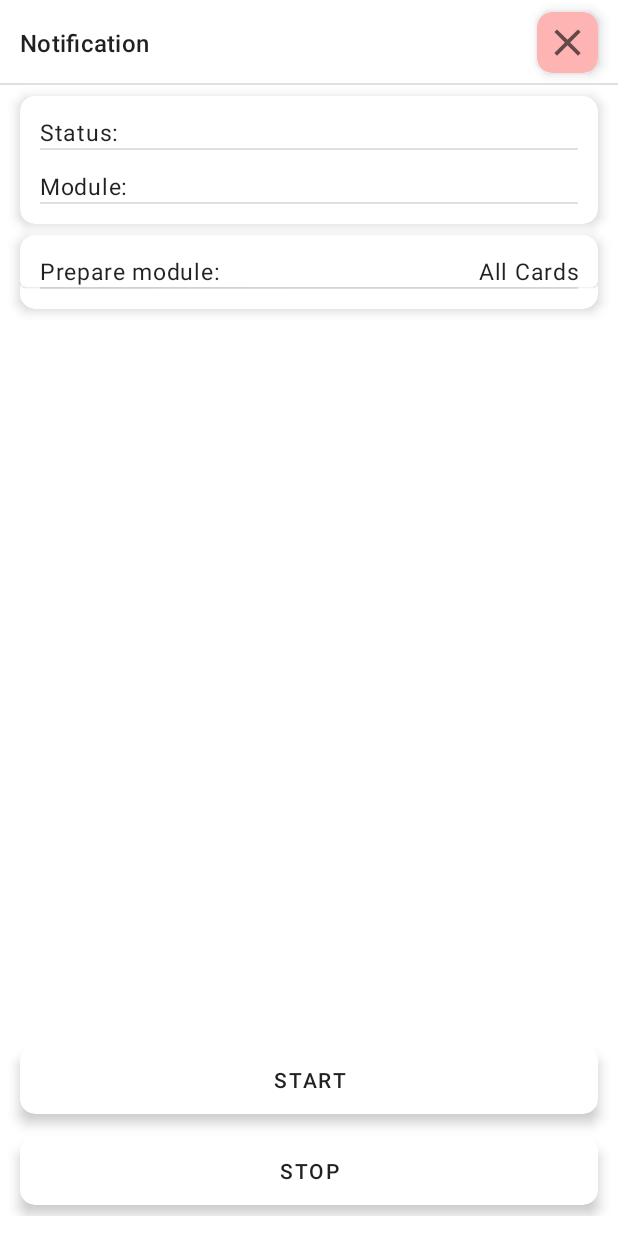
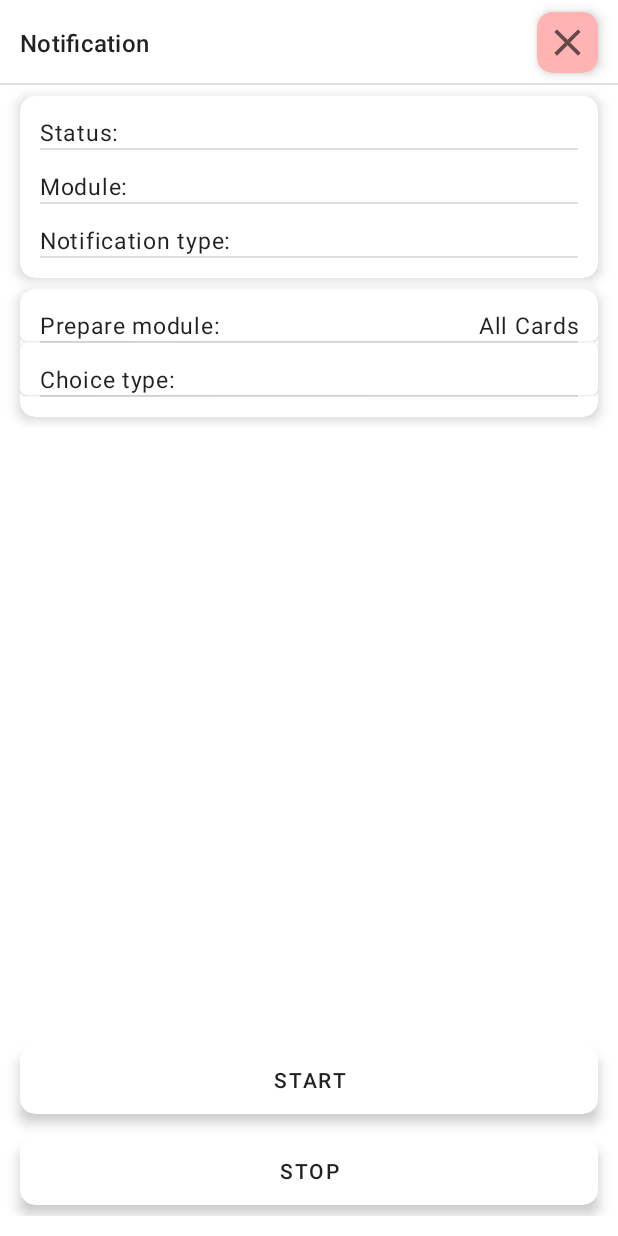
Before and after one commit to Gizcerbes/Remember, an Android app: the NotificationWorkerFragment screen opened through its navigation route, on a phone screen of 412 x 824 dp. Run offline under Robolectric (Android 15) with nearby library versions, the phone set to English and light mode, and no system bars; our stand-ins replace Dagger/Hilt's generated code, Firebase (no records; nobody signed in at launch, a user with empty details on screens opened directly), Picasso; network calls fail; pictures from the network do not load; 16 statements that could not run were skipped.

Commit message:
Add choice notification

```diff
--- a/app/src/main/java/com/uogames/remembercards/viewmodel/GlobalViewModel.kt
+++ b/app/src/main/java/com/uogames/remembercards/viewmodel/GlobalViewModel.kt
@@ -33,7 +33,6 @@ class GlobalViewModel @Inject constructor(
         const val MODULE_ID_FOR_NOTIFICATION = "MODULE_ID_FOR_NOTIFICATION"
         const val GAME_YES_OR_NO_COUNT = "GAME_YES_OR_NO_COUNT"
     }
-
 
     val auth = Firebase.auth
     private val data = {
--- a/app/src/main/res/layout/fragment_notification_worker.xml
+++ b/app/src/main/res/layout/fragment_notification_worker.xml
@@ -135,6 +135,39 @@
                 android:layout_width="match_parent"
                 android:layout_height="wrap_content"
                 android:layout_marginStart="13dp"
+                android:layout_marginEnd="13dp" />
+
+            <RelativeLayout
+                android:layout_width="match_parent"
+                android:layout_height="wrap_content"
+                android:layout_marginStart="13dp"
+                android:layout_marginTop="13dp"
+                android:layout_marginEnd="13dp">
+
+                <TextView
+                    android:id="@+id/label_type"
+                    android:layout_width="wrap_content"
+                    android:layout_height="wrap_content"
+                    android:layout_alignParentStart="true"
+                    android:text="@string/notification_type"
+                    android:textAppearance="?attr/textAppearanceBody1" />
+
+                <TextView
+                    android:id="@+id/tv_selected_type"
+                    android:layout_width="wrap_content"
+                    android:layout_height="wrap_content"
+                    android:layout_alignParentEnd="true"
+                    android:textAppearance="?attr/textAppearanceBody1"
+                    android:layout_toEndOf="@id/label_type"
+                    android:gravity="end"
+                    tools:text="MODULE NAME IT" />
+
+            </RelativeLayout>
+
+            <com.google.android.material.divider.MaterialDivider
+                android:layout_width="match_parent"
+                android:layout_height="wrap_content"
+                android:layout_marginStart="13dp"
                 android:layout_marginEnd="13dp"
                 android:layout_marginBottom="13dp" />
         </LinearLayout>
@@ -197,6 +230,46 @@
                     android:layout_width="match_parent"
                     android:layout_height="wrap_content"
                     android:layout_marginStart="13dp"
+                    android:layout_marginEnd="13dp" />
+
+                <com.google.android.material.card.MaterialCardView
+                    android:id="@+id/btn_choice_type"
+                    android:layout_width="match_parent"
+                    android:layout_height="wrap_content"
+                    app:contentPaddingLeft="13dp"
+                    app:contentPaddingRight="13dp"
+                    app:contentPaddingTop="13dp">
+
+                    <RelativeLayout
+                        android:layout_width="match_parent"
+                        android:layout_height="wrap_content">
+
+                        <TextView
+                            android:id="@+id/label_choice_type"
+                            android:layout_width="wrap_content"
+                            android:layout_height="wrap_content"
+                            android:layout_alignParentStart="true"
+                            android:text="@string/choice_type"
+                            android:textAppearance="?attr/textAppearanceBody1" />
+
+                        <TextView
+                            android:id="@+id/tv_selected_choice_type"
+                            android:layout_width="wrap_content"
+                            android:layout_height="wrap_content"
+                            android:layout_alignParentEnd="true"
+                            android:textAppearance="?attr/textAppearanceBody1"
+                            android:layout_toEndOf="@id/label_choice_type"
+                            android:gravity="end"
+                            tools:text="MODULE NAME IT" />
+
+                    </RelativeLayout>
+
+                </com.google.android.material.card.MaterialCardView>
+
+                <com.google.android.material.divider.MaterialDivider
+                    android:layout_width="match_parent"
+                    android:layout_height="wrap_content"
+                    android:layout_marginStart="13dp"
                     android:layout_marginEnd="13dp"
                     android:layout_marginBottom="13dp" />
 
--- a/app/src/main/res/values/strings.xml
+++ b/app/src/main/res/values/strings.xml
@@ -152,4 +152,10 @@
 	<string name="label_wrong_answers">Wrong answers:</string>
 	<string name="module_name_error_empty">Module name must not be empty</string>
 	<string name="result">Result</string>
+	<string name="right_answer_is">Right answer is:</string>
+	<string name="choice_type">Choice type:</string>
+	<string name="notification_type">Notification type:</string>
+	<string name="types">Types</string>
+	<string name="show">Show</string>
+	<string name="choice_answer">Choice answer</string>
 </resources>
--- a/modules/database/src/main/java/com/uogames/database/repository/CardRepository.kt
+++ b/modules/database/src/main/java/com/uogames/database/repository/CardRepository.kt
@@ -157,6 +157,10 @@ class CardRepository(
 
     suspend fun getRandomView() = cardDAO.getRandom()?.let { map.toDTO(it) }
 
+    suspend fun getRandomViewWithout(cardIds: Array<Int>) = cardDAO.getRandomWithout(cardIds)?.let { map.toDTO(it) }
+
+    suspend fun getRandomViewWithoutPhrases(phraseIds: Array<Int>) = cardDAO.getRandomWithoutPhrases(phraseIds)?.let { map.toDTO(it) }
+
     suspend fun getUnknowableView() = cardDAO.getUnknowable()?.let { map.toDTO(it) }
 
     suspend fun getConfusingView(idPhrase: Int) = cardDAO.getConfusing(idPhrase)?.let { map.toDTO(it) }
--- a/modules/database/src/main/java/com/uogames/database/repository/ModuleCardRepository.kt
+++ b/modules/database/src/main/java/com/uogames/database/repository/ModuleCardRepository.kt
@@ -40,6 +40,11 @@ class ModuleCardRepository(
 
     suspend fun getRandomModuleView(idModule: Int) = dao.getRandomModuleCard(idModule)?.let { map.toDTO(it) }
 
+    suspend fun getRandomModuleViewWithout(idModule: Int, idCard: Array<Int>) = dao.getRandomWithout(idModule, idCard)?.let { map.toDTO(it) }
+
+    suspend fun getRandomModuleViewWithoutPhrases(idModule: Int, phraseIds: Array<Int>) = dao.getRandomWithoutPhrases(idModule, phraseIds)?.let { map.toDTO(it) }
+
+
     suspend fun getUnknowableView(idModule: Int) = dao.getUnknowable(idModule)?.let { map.toDTO(it) }
 
     suspend fun getConfusing(idModule: Int, idPhrase: Int) = dao.getConfusing(idModule, idPhrase)?.let { map.toDTO(it) }
--- a/modules/repository/src/main/java/com/uogames/repository/providers/CardsProvider.kt
+++ b/modules/repository/src/main/java/com/uogames/repository/providers/CardsProvider.kt
@@ -67,6 +67,10 @@ class CardsProvider(
     suspend fun getRandom() = repository.getRandom()
 
     suspend fun getRandomView() = repository.getRandomView()
+
+    suspend fun getRandomViewWithout(cardIds: Array<Int>) = repository.getRandomViewWithout(cardIds)
+
+    suspend fun getRandomViewWithoutPhrases(phraseIds: Array<Int>) = repository.getRandomViewWithoutPhrases(phraseIds)
 
     suspend fun getUnknowableView() = repository.getUnknowableView()
 
```
Also changed, not shown: app/src/main/java/com/uogames/remembercards/ui/games/gameYesOrNo/GameYesOrNotViewModel.kt (+4 -4 lines), app/src/main/java/com/uogames/remembercards/ui/games/notification/NotificationReceiver.kt (+22 -65 lines), app/src/main/java/com/uogames/remembercards/ui/games/notification/NotificationViewModel.kt (+65 -13 lines), app/src/main/java/com/uogames/remembercards/ui/games/notification/NotificationWorkerFragment.kt (+36 -1 lines), app/src/main/java/com/uogames/remembercards/ui/games/notification/type/NotificationTypeChoice.kt (added, +97 -0 lines), app/src/main/java/com/uogames/remembercards/ui/games/notification/type/NotificationTypeShow.kt (added, +92 -0 lines), app/src/main/res/layout/card_notification_no.xml (added, +40 -0 lines), app/src/main/res/layout/card_notification_yes.xml (added, +40 -0 lines), gradle.properties (+6 -6 lines), modules/database/src/main/java/com/uogames/database/dao/CardDAO.kt (+15 -2 lines), modules/database/src/main/java/com/uogames/database/dao/ModuleCardDAO.kt (+31 -2 lines), modules/repository/src/main/java/com/uogames/repository/providers/ModuleCardProvider.kt (+7 -3 lines). Lines whose indentation alone changed are shown as unchanged.
